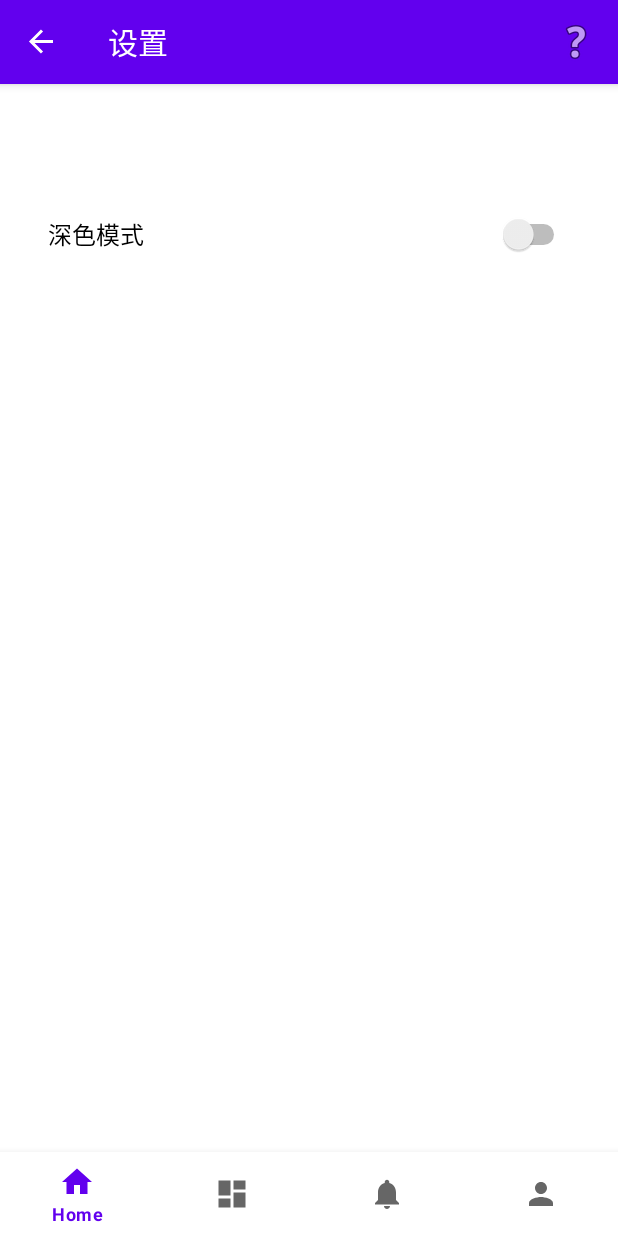
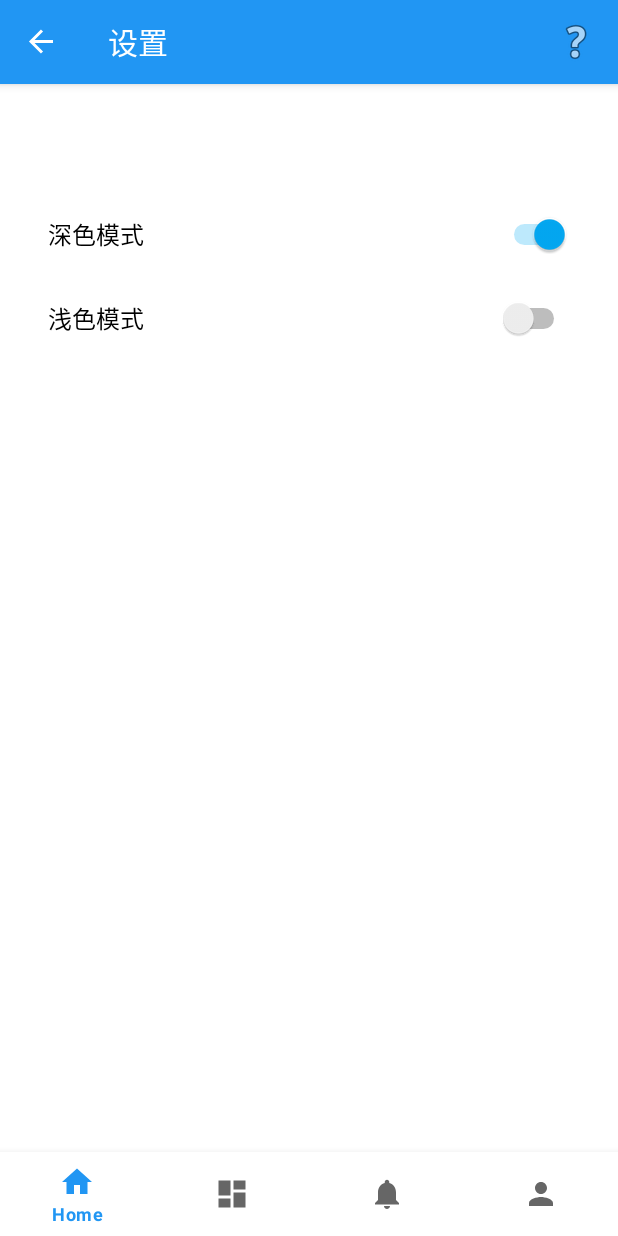
Before and after one commit to tonygyf/onlineTeach, an Android app: the SettingsFragment screen opened through its navigation route, on a phone screen of 412 x 824 dp. Run offline under Robolectric (Android 15) with nearby library versions, the phone set to English and light mode, and no system bars; our stand-ins replace navigation-ui.

Commit message:
浅色模式实现成功

```diff
--- a/app/src/main/AndroidManifest.xml
+++ b/app/src/main/AndroidManifest.xml
@@ -13,7 +13,7 @@
         android:label="@string/app_name"
         android:roundIcon="@mipmap/ic_launcher_round"
         android:supportsRtl="true"
-        android:theme="@style/Theme.OnlineTeach"
+        android:theme="@style/Theme.OnlineTeach.Light"
         tools:targetApi="31">
         <activity
             android:name=".SplashActivity"
--- a/app/src/main/java/com/example/onlineteach/ui/settings/SettingsFragment.java
+++ b/app/src/main/java/com/example/onlineteach/ui/settings/SettingsFragment.java
@@ -26,13 +26,26 @@ public class SettingsFragment extends Fragment {
         binding = FragmentSettingsBinding.inflate(inflater, container, false);
         View root = binding.getRoot();
 
-        // 设置主题切换开关的初始状态和监听器
-        settingsViewModel.getIsDarkMode().observe(getViewLifecycleOwner(), isDarkMode -> {
-            binding.switchTheme.setChecked(isDarkMode);
+        // 设置主题切换开关的初始状态
+        settingsViewModel.getIsLightMode().observe(getViewLifecycleOwner(), isLight -> {
+            binding.switchLightTheme.setChecked(isLight);
+            binding.switchDarkTheme.setChecked(!isLight);
         });
 
-        binding.switchTheme.setOnCheckedChangeListener((buttonView, isChecked) -> {
-            settingsViewModel.setDarkMode(isChecked);
+        // 浅色主题开关监听器
+        binding.switchLightTheme.setOnCheckedChangeListener((buttonView, isChecked) -> {
+            if (isChecked) {
+                binding.switchDarkTheme.setChecked(false);
+                settingsViewModel.setLightMode(true);
+            }
+        });
+
+        // 深色主题开关监听器
+        binding.switchDarkTheme.setOnCheckedChangeListener((buttonView, isChecked) -> {
+            if (isChecked) {
+                binding.switchLightTheme.setChecked(false);
+                settingsViewModel.setLightMode(false);
+            }
         });
 
         return root;
--- a/app/src/main/java/com/example/onlineteach/ui/settings/SettingsViewModel.java
+++ b/app/src/main/java/com/example/onlineteach/ui/settings/SettingsViewModel.java
@@ -7,23 +7,42 @@ import androidx.appcompat.app.AppCompatDelegate;
 
 public class SettingsViewModel extends ViewModel {
     private final MutableLiveData<Boolean> isDarkMode;
+    private final MutableLiveData<Boolean> isLightMode;
 
     public SettingsViewModel() {
         isDarkMode = new MutableLiveData<>();
+        isLightMode = new MutableLiveData<>();
         // 获取当前主题模式
-        boolean isDark = AppCompatDelegate.getDefaultNightMode() == AppCompatDelegate.MODE_NIGHT_YES;
+        int currentMode = AppCompatDelegate.getDefaultNightMode();
+        boolean isDark = currentMode == AppCompatDelegate.MODE_NIGHT_YES;
+        boolean isLight = currentMode == AppCompatDelegate.MODE_NIGHT_NO;
         isDarkMode.setValue(isDark);
+        isLightMode.setValue(isLight);
     }
 
     public LiveData<Boolean> getIsDarkMode() {
         return isDarkMode;
     }
 
+    public LiveData<Boolean> getIsLightMode() {
+        return isLightMode;
+    }
+
     public void setDarkMode(boolean darkMode) {
         isDarkMode.setValue(darkMode);
+        isLightMode.setValue(!darkMode);
         // 设置应用主题
         AppCompatDelegate.setDefaultNightMode(
             darkMode ? AppCompatDelegate.MODE_NIGHT_YES : AppCompatDelegate.MODE_NIGHT_NO
         );
     }
+
+    public void setLightMode(boolean lightMode) {
+        isLightMode.setValue(lightMode);
+        isDarkMode.setValue(!lightMode);
+        // 设置应用主题
+        AppCompatDelegate.setDefaultNightMode(
+            lightMode ? AppCompatDelegate.MODE_NIGHT_NO : AppCompatDelegate.MODE_NIGHT_YES
+        );
+    }
 }
--- a/app/src/main/res/layout/fragment_settings.xml
+++ b/app/src/main/res/layout/fragment_settings.xml
@@ -6,11 +6,19 @@
     android:padding="16dp">
 
     <Switch
-        android:id="@+id/switch_theme"
+        android:id="@+id/switch_dark_theme"
         android:layout_width="match_parent"
         android:layout_height="wrap_content"
         android:text="@string/dark_mode"
         android:textSize="16sp"
         android:padding="16dp" />
 
+    <Switch
+        android:id="@+id/switch_light_theme"
+        android:layout_width="match_parent"
+        android:layout_height="wrap_content"
+        android:text="@string/light_mode"
+        android:textSize="16sp"
+        android:padding="16dp" />
+
 </LinearLayout>
```
